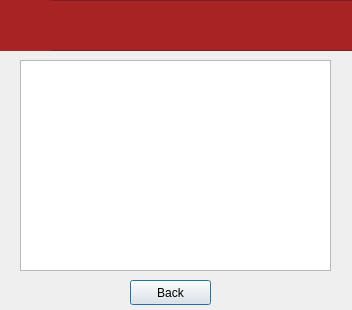
maliklewis/comp3004, file browseclientview.ui: the form before one commit.
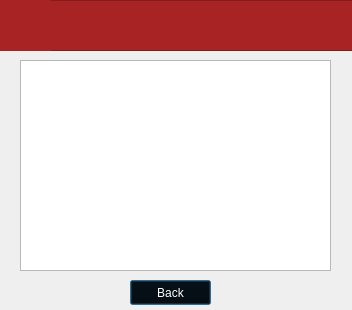
The form after the commit. Icons and pictures are not drawn.

```diff
--- a/browseclientview.ui
+++ b/browseclientview.ui
@@ -32,6 +32,11 @@
      <height>25</height>
     </rect>
    </property>
+   <property name="styleSheet">
+    <string notr="true">background-color: rgb(0, 0, 0);
+color: rgb(255, 255, 255);
+border-color: rgb(0, 0, 0);</string>
+   </property>
    <property name="text">
     <string>Back</string>
    </property>
```
